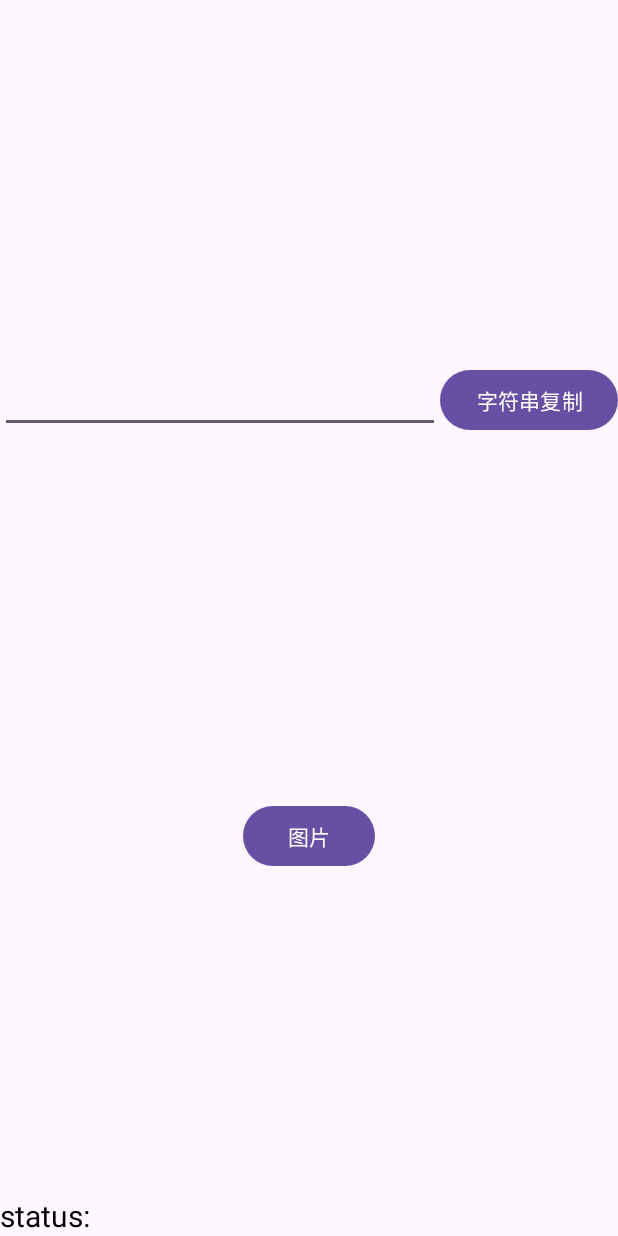
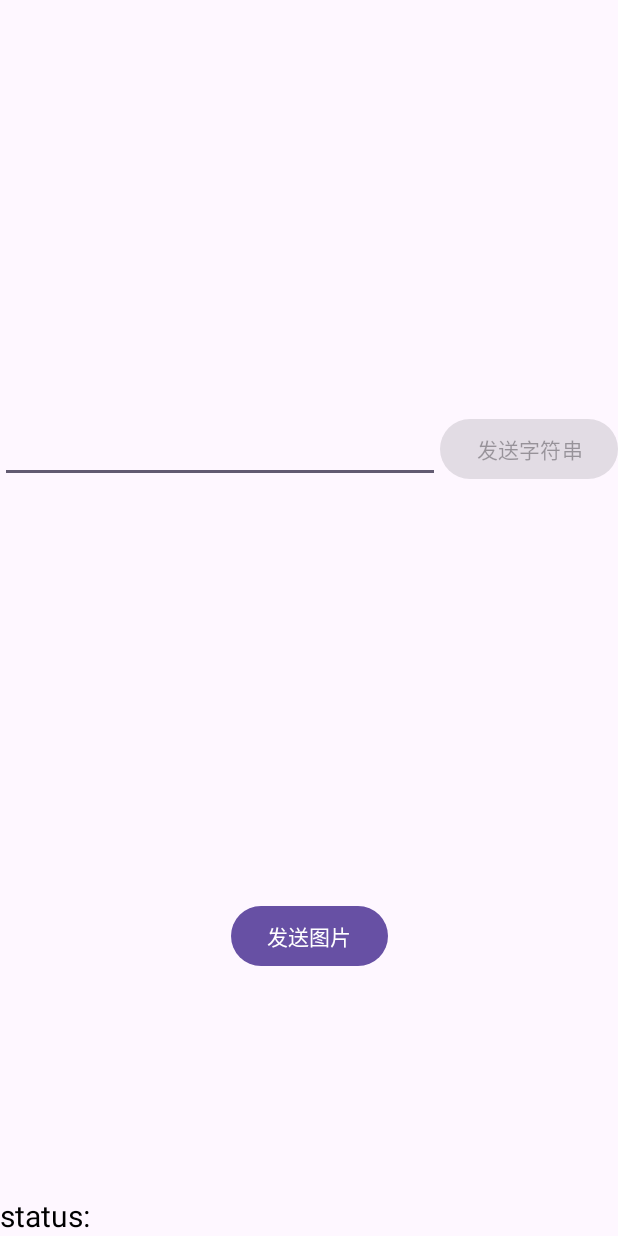
Before and after one commit to gfzy9876/Jenny, an Android app: the layout activity_jenny.xml on its own in the app's theme, with its tools: preview values and no code run, on a phone screen of 412 x 824 dp. Run offline under Robolectric (Android 15) with nearby library versions, the phone set to English and light mode, and no system bars.

Commit message:
完善Jenny功能;增加terminal初始化logo和初始化脚本

```diff
--- a/app/build.gradle
+++ b/app/build.gradle
@@ -21,6 +21,7 @@ android {
         release {
             minifyEnabled false
             proguardFiles getDefaultProguardFile('proguard-android-optimize.txt'), 'proguard-rules.pro'
+            signingConfig signingConfigs.debug
         }
     }
     compileOptions {
--- a/app/src/main/res/layout/activity_main.xml
+++ b/app/src/main/res/layout/activity_jenny.xml
@@ -5,15 +5,33 @@
     android:id="@+id/main"
     android:layout_width="match_parent"
     android:layout_height="match_parent"
-    tools:context=".MainActivity">
+    tools:context=".JennyActivity">
+
+  <TextView
+      android:id="@+id/tvCurrentHost"
+      android:layout_width="wrap_content"
+      android:layout_height="wrap_content"
+      app:layout_constraintEnd_toEndOf="parent"
+      app:layout_constraintStart_toStartOf="parent"
+      app:layout_constraintTop_toTopOf="parent" />
+
+  <TextView
+      android:id="@+id/tvCurrentPort"
+      android:layout_width="wrap_content"
+      android:layout_height="wrap_content"
+      app:layout_constraintEnd_toEndOf="parent"
+      app:layout_constraintStart_toStartOf="parent"
+      app:layout_constraintTop_toBottomOf="@id/tvCurrentHost" />
 
   <LinearLayout
       android:id="@+id/llString"
       android:layout_width="match_parent"
-      android:layout_height="wrap_content"
+      android:layout_height="0dp"
+      android:gravity="center_vertical"
       android:orientation="horizontal"
       app:layout_constraintBottom_toTopOf="@+id/btnImage"
       app:layout_constraintEnd_toEndOf="parent"
+      app:layout_constraintHeight_percent="0.3"
       app:layout_constraintStart_toStartOf="parent"
       app:layout_constraintTop_toTopOf="parent">
 
@@ -25,10 +43,11 @@
         android:autofillHints="输入要粘贴的字符串" />
 
     <com.google.android.material.button.MaterialButton
-        android:id="@+id/btnTest"
+        android:id="@+id/btnString"
         android:layout_width="wrap_content"
         android:layout_height="wrap_content"
-        android:text="字符串复制" />
+        android:enabled="false"
+        android:text="发送字符串" />
 
   </LinearLayout>
 
@@ -36,7 +55,7 @@
       android:id="@+id/btnImage"
       android:layout_width="wrap_content"
       android:layout_height="wrap_content"
-      android:text="图片"
+      android:text="发送图片"
       app:layout_constraintBottom_toBottomOf="parent"
       app:layout_constraintEnd_toEndOf="parent"
       app:layout_constraintStart_toStartOf="parent"
```
Also changed, not shown: app/src/main/AndroidManifest.xml (+4 -6 lines), app/src/main/java/pers/zy/jenny/JennyActivity.kt (added, +158 -0 lines), app/src/main/java/pers/zy/jenny/MainActivity.kt (deleted, +0 -92 lines), app/src/main/java/pers/zy/jenny/MyApp.kt (added, +20 -0 lines), app/src/main/java/pers/zy/jenny/SharedPreferenceUtils.kt (added, +25 -0 lines), 5 other files.
